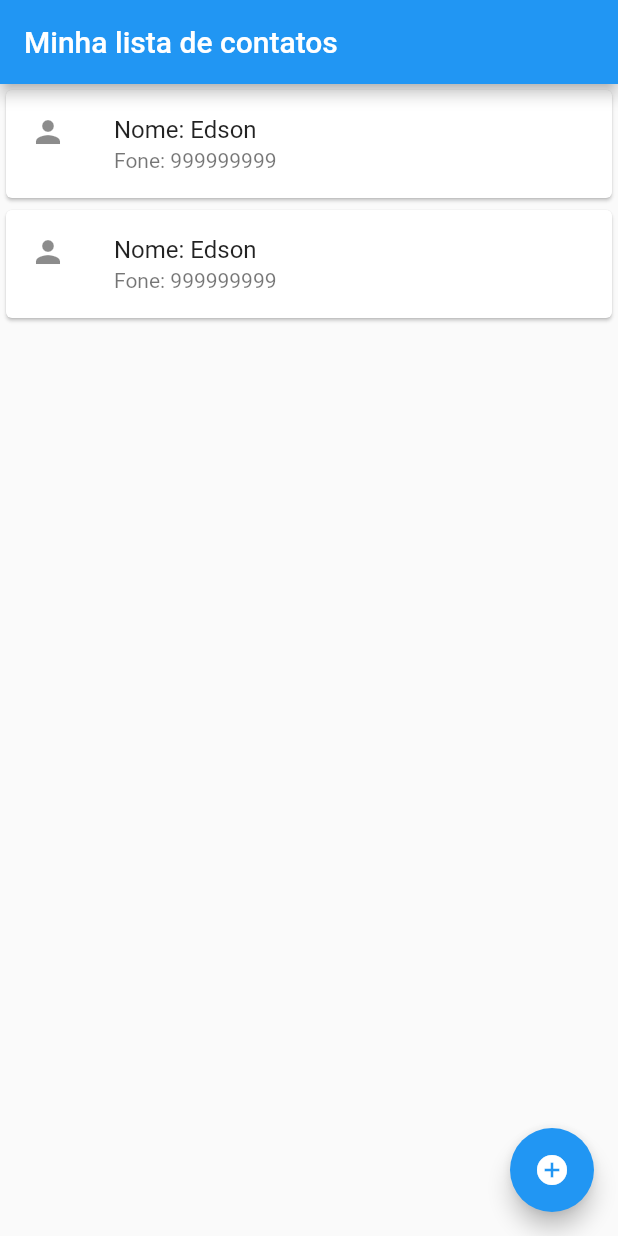
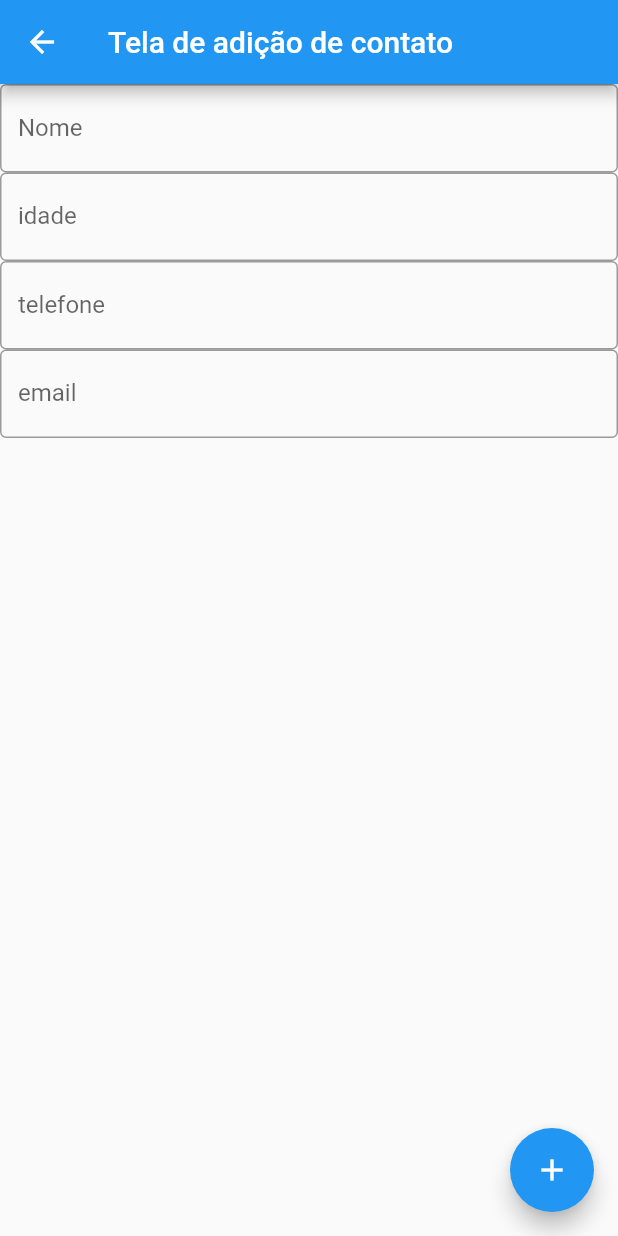
Before and after one commit to empucrs/ITAcademy13, a Flutter app: the screen it shows after launch, after a tap on the "add circle" icon, on a phone screen of 412 x 824 dp. Run offline on Flutter 3.47's test engine with Material 2 defaults, Android fonts, the phone set to English and light mode, and no system bars.

Commit message:
Adicao de contato funcionando

```diff
--- a/04Ago21/flutter03_listadecontatos/lib/adicionaContato.dart
+++ b/04Ago21/flutter03_listadecontatos/lib/adicionaContato.dart
@@ -0,0 +1,59 @@
+import 'package:flutter/cupertino.dart';
+import 'package:flutter/material.dart';
+import "contato.dart";
+
+class adicionaContato extends StatefulWidget {
+  @override
+  _adicionaContatoState createState() => _adicionaContatoState();
+}
+
+class _adicionaContatoState extends State<adicionaContato> {
+  String nome, idade, telefone, email;
+
+  @override
+  Widget build(BuildContext context) {
+    return Scaffold(
+      appBar: AppBar(title: Text("Tela de adição de contato"),),
+      body: Column(
+        children: [
+          TextField( // nome
+            decoration: InputDecoration(
+              border: OutlineInputBorder(),
+              labelText: "Nome"
+            ),
+            onChanged: (value) => nome=value,
+          ),
+          TextField( // idade
+            decoration: InputDecoration(
+                border: OutlineInputBorder(),
+                labelText: "idade"
+            ),
+            onChanged: (value) => idade=value,
+          ),
+          TextField( // email
+            decoration: InputDecoration(
+                border: OutlineInputBorder(),
+                labelText: "telefone"
+            ),
+            onChanged: (value) => telefone=value,
+          ),
+          TextField( // email
+            decoration: InputDecoration(
+                border: OutlineInputBorder(),
+                labelText: "email"
+            ),
+            onChanged: (value) => email=value,
+          ),
+        ],
+      ),
+      floatingActionButton: FloatingActionButton(
+        child: Icon(Icons.add),
+        onPressed: (){
+          contato contatoAdicionado = contato(nome, int.parse(idade), telefone, email);
+          Navigator.pop(context, contatoAdicionado);
+        },
+      ),
+
+    );
+  }
+}
--- a/04Ago21/flutter03_listadecontatos/lib/listaContatos.dart
+++ b/04Ago21/flutter03_listadecontatos/lib/listaContatos.dart
@@ -1,4 +1,5 @@
 import 'package:flutter/material.dart';
+import 'package:flutter03_listadecontatos/adicionaContato.dart';
 import 'package:flutter03_listadecontatos/contato.dart';
 
 class listaContatos extends StatefulWidget {
@@ -31,7 +32,12 @@ class _listaContatosState extends State<listaContatos> {
       ),
       floatingActionButton: FloatingActionButton(
         child: Icon(Icons.add_circle),
-        onPressed: ()=>setState(()=>meusContatos.add(contato("Edson",44,"999999999","edson.moreno@pucrs.br"))),
+        onPressed: () async{
+          contato novoContato = await Navigator.push(context, MaterialPageRoute(builder: (_)=> adicionaContato()));
+          if(novoContato!=null){
+            setState(()=> meusContatos.add(novoContato));
+          }
+        }
       ),
     );
   }
```
